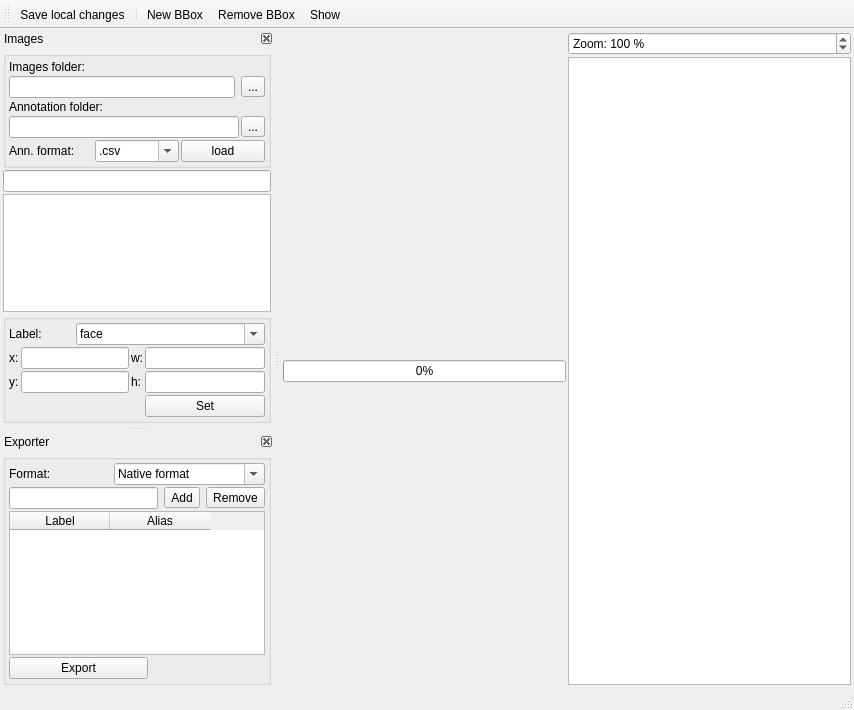
The window that src/mainwindow.ui (otre99/TaggerTool) describes before a commit, drawn with Qt 5.
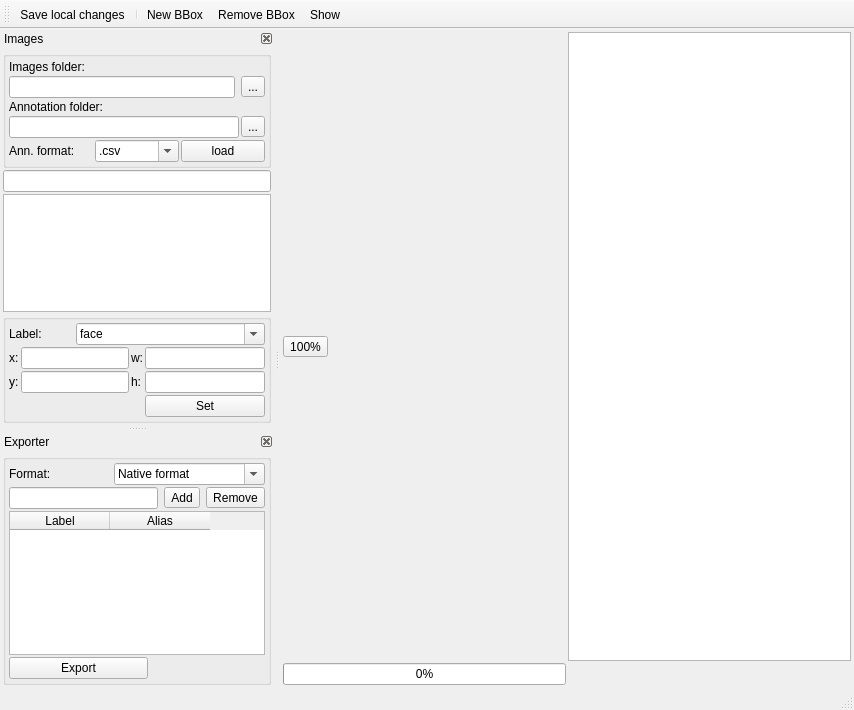
The same window after the commit. Icons and pictures are not drawn. Custom widgets are drawn as their Qt base class.

```diff
--- a/src/mainwindow.ui
+++ b/src/mainwindow.ui
@@ -30,29 +30,21 @@
     <property name="spacing">
      <number>2</number>
     </property>
-    <item row="1" column="2">
+    <item row="0" column="1">
      <widget class="GraphicsView" name="bbox_editor_">
       <property name="tabletTracking">
        <bool>true</bool>
       </property>
      </widget>
     </item>
-    <item row="0" column="2">
-     <widget class="QSpinBox" name="zoom_spin_box_">
-      <property name="suffix">
-       <string> %</string>
+    <item row="0" column="0">
+     <widget class="QToolButton" name="toolButtonZoom100_">
+      <property name="text">
+       <string>100%</string>
       </property>
-      <property name="prefix">
-       <string>Zoom: </string>
-      </property>
-      <property name="minimum">
-       <number>1</number>
-      </property>
-      <property name="maximum">
-       <number>2000</number>
-      </property>
-      <property name="value">
-       <number>100</number>
+      <property name="icon">
+       <iconset>
+        <normaloff>:/icons/icons/zoom-fit-best.svg</normaloff>:/icons/icons/zoom-fit-best.svg</iconset>
       </property>
      </widget>
     </item>
```
